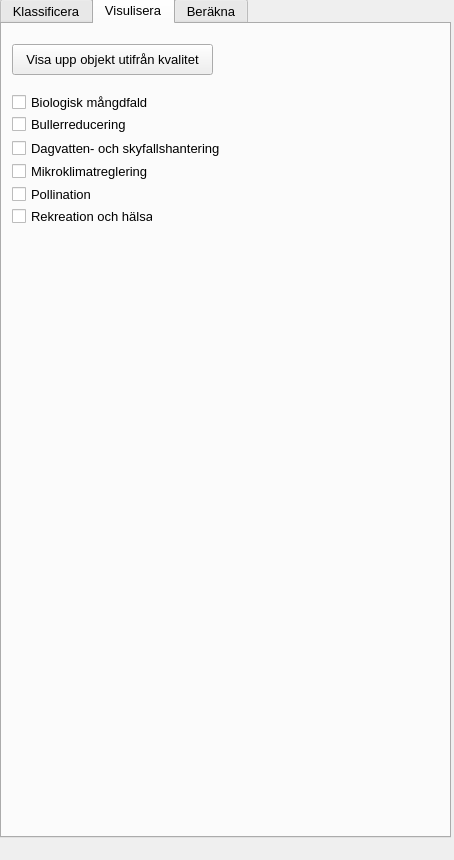
Above: ui/qgyf_dockwidget_base.ui from co-city/QGYF before the change. Below: the same form after it.
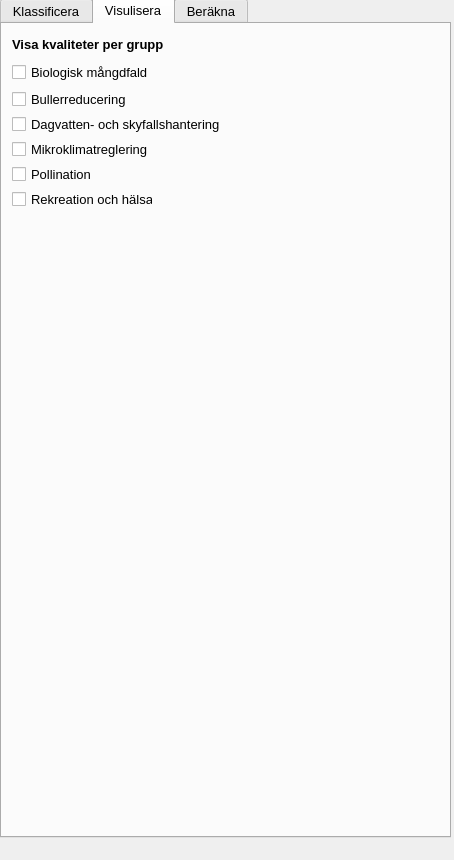
That is the form after the change. The open tabs and pages were chosen to show the change. Icons and pictures are not drawn.

Commit message: Small fixes - updating view, grouped layers, switch between class./visual. modes, autoselection

```diff
--- a/ui/qgyf_dockwidget_base.ui
+++ b/ui/qgyf_dockwidget_base.ui
@@ -39,6 +39,12 @@
    <string>QGYF - Beräkna grönytefaktor</string>
   </property>
   <widget class="QWidget" name="dockWidgetContents">
+   <property name="sizePolicy">
+    <sizepolicy hsizetype="Expanding" vsizetype="Expanding">
+     <horstretch>0</horstretch>
+     <verstretch>0</verstretch>
+    </sizepolicy>
+   </property>
    <widget class="QTabWidget" name="tabWidget">
     <property name="enabled">
      <bool>true</bool>
@@ -57,6 +63,12 @@
       <verstretch>0</verstretch>
      </sizepolicy>
     </property>
+    <property name="font">
+     <font>
+      <weight>50</weight>
+      <bold>false</bold>
+     </font>
+    </property>
     <property name="toolTip">
      <string/>
     </property>
@@ -323,7 +335,7 @@
       <property name="geometry">
        <rect>
         <x>10</x>
-        <y>70</y>
+        <y>40</y>
         <width>141</width>
         <height>17</height>
        </rect>
@@ -338,26 +350,13 @@
        <bool>false</bool>
       </property>
      </widget>
-     <widget class="QPushButton" name="setSymbol">
-      <property name="geometry">
-       <rect>
-        <x>10</x>
-        <y>20</y>
-        <width>201</width>
-        <height>31</height>
-       </rect>
-      </property>
-      <property name="text">
-       <string>Visa upp objekt utifrån kvalitet</string>
-      </property>
-     </widget>
      <widget class="QCheckBox" name="checkBuller">
       <property name="geometry">
        <rect>
         <x>10</x>
-        <y>92</y>
+        <y>65</y>
         <width>141</width>
-        <height>17</height>
+        <height>20</height>
        </rect>
       </property>
       <property name="text">
@@ -368,7 +367,7 @@
       <property name="geometry">
        <rect>
         <x>10</x>
-        <y>114</y>
+        <y>90</y>
         <width>231</width>
         <height>20</height>
        </rect>
@@ -381,7 +380,7 @@
       <property name="geometry">
        <rect>
         <x>10</x>
-        <y>137</y>
+        <y>115</y>
         <width>141</width>
         <height>20</height>
        </rect>
@@ -394,7 +393,7 @@
       <property name="geometry">
        <rect>
         <x>10</x>
-        <y>160</y>
+        <y>140</y>
         <width>141</width>
         <height>20</height>
        </rect>
@@ -407,7 +406,7 @@
       <property name="geometry">
        <rect>
         <x>10</x>
-        <y>182</y>
+        <y>165</y>
         <width>141</width>
         <height>20</height>
        </rect>
@@ -416,6 +415,25 @@
        <string>Rekreation och hälsa</string>
       </property>
      </widget>
+     <widget class="QLabel" name="label">
+      <property name="geometry">
+       <rect>
+        <x>10</x>
+        <y>10</y>
+        <width>171</width>
+        <height>21</height>
+       </rect>
+      </property>
+      <property name="font">
+       <font>
+        <weight>75</weight>
+        <bold>true</bold>
+       </font>
+      </property>
+      <property name="text">
+       <string>Visa kvaliteter per grupp</string>
+      </property>
+     </widget>
     </widget>
     <widget class="QWidget" name="estimate">
      <attribute name="title">
```
Left out of the diff: 26 changed lines with no effect on the pictures. The commit also changes 6 other files.
